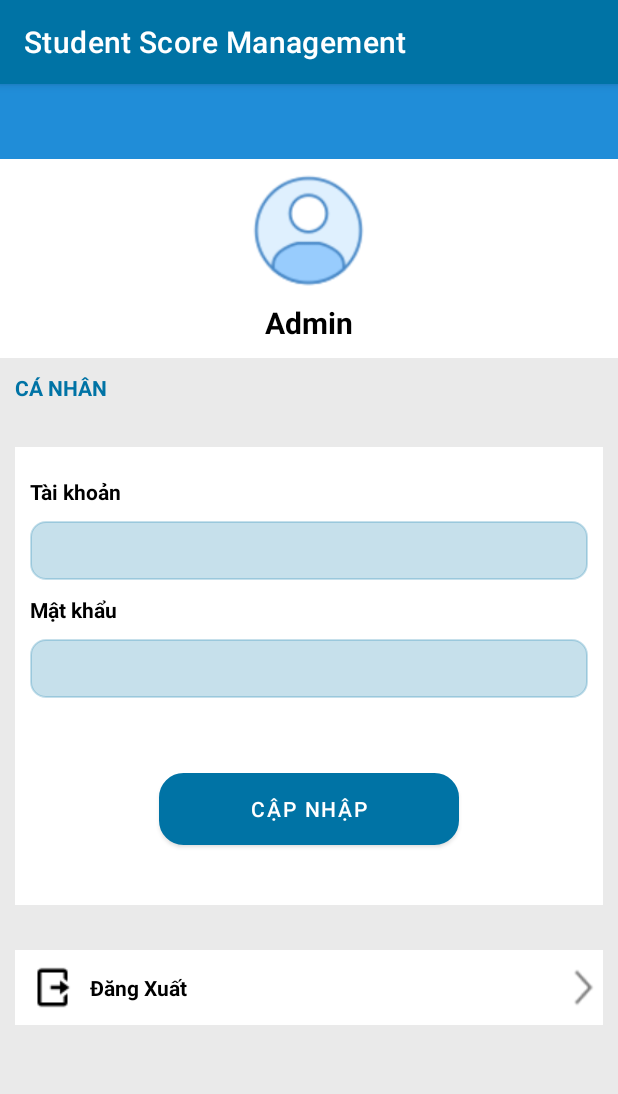
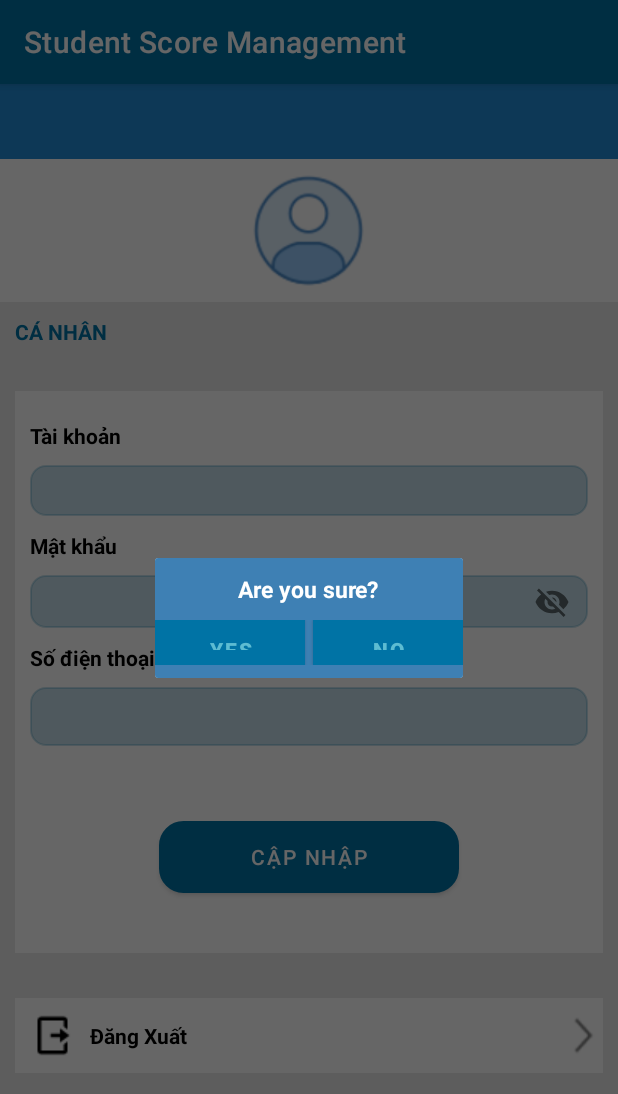
Before and after one commit to truong-lv/Student-Score-Management_App, an Android app: the UserInforActivity screen opened directly, with no data from a screen before it, after a tap on "CẬP NHẬP", on a phone screen of 412 x 824 dp. Shown: the top 1094 px of the screen. Run offline under Robolectric (Android 15) with nearby library versions, the phone set to English and light mode, and no system bars; 1 statement that could not run was skipped.

Commit message:
not pick image

```diff
--- a/app/src/main/AndroidManifest.xml
+++ b/app/src/main/AndroidManifest.xml
@@ -9,6 +9,9 @@
         android:roundIcon="@mipmap/ic_launcher_round"
         android:supportsRtl="true"
         android:theme="@style/Theme.StudentScoreManagement">
+        <activity
+            android:name=".CustomDialog"
+            android:exported="false" />
         <activity
             android:name=".UserInforActivity"
             android:exported="false" />
--- /dev/null
+++ b/app/src/main/java/com/example/studentscoremanagement/CustomDialog.java
@@ -0,0 +1,53 @@
+package com.example.studentscoremanagement;
+
+import androidx.annotation.NonNull;
+import androidx.annotation.Nullable;
+
+import android.app.Activity;
+import android.app.Dialog;
+import android.content.Context;
+import android.content.DialogInterface;
+import android.os.Bundle;
+import android.view.View;
+import android.view.Window;
+import android.widget.Button;
+
+public class CustomDialog extends Dialog implements android.view.View.OnClickListener {
+    public Button yes, no;
+    public Activity activity;
+    EventListener onYesClicked;
+
+    public CustomDialog(@NonNull Context context, EventListener onYesClicked) {
+        super(context);
+
+        activity = (Activity) context;
+        this.onYesClicked = onYesClicked;
+    }
+
+    @Override
+    protected void onCreate(Bundle savedInstanceState) {
+        super.onCreate(savedInstanceState);
+        requestWindowFeature(Window.FEATURE_NO_TITLE);
+        setContentView(R.layout.activity_custom_dialog);
+
+        yes = findViewById(R.id.btn_yes);
+        no = findViewById(R.id.btn_no);
+        yes.setOnClickListener(this);
+        no.setOnClickListener(this);
+    }
+
+    @Override
+    public void onClick(View view) {
+        switch (view.getId()) {
+            case R.id.btn_yes:
+                onYesClicked.doSomething();
+                break;
+            case R.id.btn_no:
+                dismiss();
+                break;
+            default:
+                break;
+        }
+        dismiss();
+    }
+}
--- /dev/null
+++ b/app/src/main/java/com/example/studentscoremanagement/EventListener.java
@@ -0,0 +1,5 @@
+package com.example.studentscoremanagement;
+
+public interface EventListener {
+    void doSomething();
+}
--- a/app/src/main/java/com/example/studentscoremanagement/UserInforActivity.java
+++ b/app/src/main/java/com/example/studentscoremanagement/UserInforActivity.java
@@ -3,21 +3,33 @@ package com.example.studentscoremanagement;
 import androidx.annotation.Nullable;
 import androidx.appcompat.app.AppCompatActivity;
 
+import android.app.Activity;
 import android.content.Intent;
 import android.media.Image;
 import android.net.Uri;
 import android.os.Bundle;
 import android.provider.MediaStore;
+import android.util.Log;
 import android.view.View;
 import android.widget.Button;
+import android.widget.EditText;
 import android.widget.ImageView;
 import android.widget.LinearLayout;
+import android.widget.TextView;
 import android.widget.Toast;
 
-public class UserInforActivity extends AppCompatActivity {
+import com.example.studentscoremanagement.Model.TaiKhoan;
+
+import java.util.logging.Logger;
+
+public class UserInforActivity extends AppCompatActivity implements EventListener{
+    TaiKhoan user;
+
     Button btnUpdateInfor;
     LinearLayout llLogout;
     ImageView imUserAvatar;
+    TextView txtAccount;
+    EditText txtPassword, txtPhoneNumber;
 
     private static final int PICK_IMAGE = 100;
     Uri imageUri;
@@ -29,9 +41,49 @@ public class UserInforActivity extends AppCompatActivity {
 
         setControl();
         setEvent();
+        setDataByBundle();
+    }
+
+    private void setDataByBundle() {
+        Intent intent = getIntent();
+        Bundle bundle = intent.getBundleExtra(LoginActivity.USER_INFOR);
+        user = new TaiKhoan(bundle.getString(DBHelper.COL_TAIKHOAN_TEN), bundle.getString(DBHelper.COL_TAIKHOAN_MATKHAU),
+                bundle.getString(DBHelper.COL_TAIKHOAN_SDT), bundle.getString(DBHelper.COL_TAIKHOAN_ANH));
+        if (bundle == null)
+        {
+            Toast.makeText(this, "bundle is null", Toast.LENGTH_SHORT).show();
+            return;
+        }
+
+        txtAccount.setText("", TextView.BufferType.EDITABLE);
+        txtPassword.setText("", TextView.BufferType.EDITABLE);
+        txtPhoneNumber.setText("", TextView.BufferType.EDITABLE);
+
+        txtAccount.setText(user.getTenTaiKhoan(), TextView.BufferType.EDITABLE);
+        txtPassword.setText(user.getMatKhau(), TextView.BufferType.EDITABLE);
+        txtPhoneNumber.setText(user.getSdt(), TextView.BufferType.EDITABLE);
+
+        String avatar = user.getAnh();
+        if (avatar == null || avatar.isEmpty())
+        {
+            //set default avatar
+        }
+        else
+        {
+            imageUri = Uri.parse(avatar);
+            imUserAvatar.setImageURI(imageUri);
+            Log.d("print", "created " + user.getAnh());
+        }
     }
 
     private void setEvent() {
+        imUserAvatar.setOnClickListener(new View.OnClickListener() {
+            @Override
+            public void onClick(View view) {
+                openGallery();
+            }
+        });
+
         llLogout.setOnClickListener(new View.OnClickListener() {
             @Override
             public void onClick(View view) {
@@ -43,7 +95,8 @@ public class UserInforActivity extends AppCompatActivity {
         btnUpdateInfor.setOnClickListener(new View.OnClickListener() {
             @Override
             public void onClick(View view) {
-                openGallery();
+                CustomDialog cdd=new CustomDialog(UserInforActivity.this, UserInforActivity.this);
+                cdd.show();
             }
         });
     }
@@ -58,9 +111,9 @@ public class UserInforActivity extends AppCompatActivity {
         super.onActivityResult(requestCode, resultCode, data);
 
         if (resultCode == RESULT_OK && requestCode == PICK_IMAGE){
-            String test = data.getData().toString();
-            imageUri = Uri.parse(test);
-            Toast.makeText(this, test, Toast.LENGTH_SHORT).show();
+            user.setAnh(data.getData().toString());
+            Log.d("print", user.getAnh());
+            imageUri = Uri.parse(user.getAnh());
             imUserAvatar.setImageURI(imageUri);
         }
     }
@@ -69,5 +122,27 @@ public class UserInforActivity extends AppCompatActivity {
         btnUpdateInfor = findViewById(R.id.btnUdateInfor);
         llLogout = findViewById(R.id.llLogout);
         imUserAvatar = findViewById(R.id.imUserAvatarInUserInfor);
+        txtAccount = findViewById(R.id.txtAccount);
+        txtPassword = findViewById(R.id.txtPassword);
+        txtPhoneNumber = findViewById(R.id.txtPhoneNumber);
+    }
+
+    @Override
+    public void doSomething() {
+        user.setMatKhau(txtPassword.getText().toString());
+        user.setSdt(txtPhoneNumber.getText().toString());
+
+        DBHelper database = new DBHelper(UserInforActivity.this);
+        //save data
+        user.saveToDatabase(database);
+        Intent intent = new Intent(this, getClass());
+        Bundle bundle=new Bundle();
+        bundle.putString(DBHelper.COL_TAIKHOAN_TEN,user.getTenTaiKhoan());
+        bundle.putString(DBHelper.COL_TAIKHOAN_MATKHAU,user.getMatKhau());
+        bundle.putString(DBHelper.COL_TAIKHOAN_SDT,user.getSdt());
+        bundle.putString(DBHelper.COL_TAIKHOAN_ANH,user.getAnh());
+        intent.putExtra(LoginActivity.USER_INFOR,bundle);
+        startActivity(intent);
+//        finish();
     }
 }
--- /dev/null
+++ b/app/src/main/res/layout/activity_custom_dialog.xml
@@ -0,0 +1,47 @@
+<?xml version="1.0" encoding="utf-8"?>
+<LinearLayout xmlns:android="http://schemas.android.com/apk/res/android"
+    xmlns:tools="http://schemas.android.com/tools"
+    tools:context=".CustomDialog"
+    android:layout_width="fill_parent"
+    android:layout_height="80dp"
+    android:background="#3E80B4"
+    android:orientation="vertical">
+    <TextView
+        android:id="@+id/txt_dia"
+        android:layout_width="wrap_content"
+        android:layout_height="wrap_content"
+        android:layout_gravity="center"
+        android:layout_margin="10dp"
+        android:text="Are you sure?"
+        android:textColor="@android:color/white"
+        android:textSize="15dp"
+        android:textStyle="bold"/>
+    <LinearLayout
+        android:layout_width="wrap_content"
+        android:layout_height="wrap_content"
+        android:layout_gravity="center"
+        android:background="#3E80B4"
+        android:orientation="horizontal" >
+
+        <Button
+            android:id="@+id/btn_yes"
+            android:layout_width="100dp"
+            android:layout_height="30dp"
+            android:background="@android:color/white"
+            android:clickable="true"
+            android:text="Yes"
+            android:textColor="#5DBCD2"
+            android:textStyle="bold" />
+
+        <Button
+            android:id="@+id/btn_no"
+            android:layout_width="100dp"
+            android:layout_height="30dp"
+            android:layout_marginLeft="5dp"
+            android:background="@android:color/white"
+            android:clickable="true"
+            android:text="No"
+            android:textColor="#5DBCD2"
+            android:textStyle="bold" />
+    </LinearLayout>
+</LinearLayout>
--- a/app/src/main/res/layout/activity_user_infor.xml
+++ b/app/src/main/res/layout/activity_user_infor.xml
@@ -3,9 +3,9 @@
     xmlns:tools="http://schemas.android.com/tools"
     android:layout_width="match_parent"
     android:layout_height="match_parent"
+    xmlns:app="http://schemas.android.com/apk/res-auto"
     android:orientation="vertical"
     android:background="#EAEAEA"
-
     tools:context=".UserInforActivity">
     <LinearLayout
         android:layout_width="match_parent"
@@ -23,18 +23,19 @@
                 android:layout_width="75dp"
                 android:layout_height="75dp"
                 android:layout_marginTop="10dp"
+                android:layout_marginBottom="10dp"
                 android:layout_gravity="center_horizontal"
                 android:src="@drawable/infor_avatar"/>
-            <TextView
-                android:layout_width="wrap_content"
-                android:layout_height="wrap_content"
-                android:layout_marginTop="10dp"
-                android:layout_marginBottom="10dp"
-                android:layout_gravity="center_horizontal"
-                android:textStyle="bold"
-                android:textSize="20dp"
-                android:textColor="@color/black"
-                android:text="Admin"/>
+<!--            <TextView-->
+<!--                android:layout_width="wrap_content"-->
+<!--                android:layout_height="wrap_content"-->
+<!--                android:layout_marginTop="10dp"-->
+<!--                android:layout_marginBottom="10dp"-->
+<!--                android:layout_gravity="center_horizontal"-->
+<!--                android:textStyle="bold"-->
+<!--                android:textSize="20dp"-->
+<!--                android:textColor="@color/black"-->
+<!--                android:text="Admin"/>-->
         </LinearLayout>
     </LinearLayout>
     <LinearLayout
@@ -65,14 +66,18 @@
             android:layout_marginTop="10dp"
             android:textColor="@color/black"
             android:textStyle="bold"/>
-        <EditText
+
+        <TextView
+            android:id="@+id/txtAccount"
             android:layout_width="match_parent"
             android:layout_height="wrap_content"
             android:layout_marginTop="10dp"
+            android:background="@drawable/style_edit_text"
+            android:backgroundTint="#390073A5"
+            android:inputType="none"
             android:padding="7dp"
-            android:background="@drawable/style_edit_text"
-            android:textColor="@color/black"
-            android:backgroundTint="#390073A5"/>
+            android:textColor="@color/black" />
+
         <TextView
             android:layout_width="match_parent"
             android:layout_height="wrap_content"
@@ -80,7 +85,33 @@
             android:layout_marginTop="10dp"
             android:textColor="@color/black"
             android:textStyle="bold"/>
+        <com.google.android.material.textfield.TextInputLayout
+            android:id="@+id/text_input_layout_password"
+            android:layout_width="match_parent"
+            android:layout_height="45dp"
+            app:boxStrokeWidth="0dp"
+            app:boxStrokeWidthFocused="0dp"
+            app:passwordToggleEnabled="true">
+            <EditText
+                android:id="@+id/txtPassword"
+                android:layout_width="match_parent"
+                android:layout_height="wrap_content"
+                android:layout_marginTop="10dp"
+                android:padding="7dp"
+                android:textColor="@color/black"
+                android:background="@drawable/style_edit_text"
+                android:backgroundTint="#390073A5"/>
+        </com.google.android.material.textfield.TextInputLayout>
+        <TextView
+            android:layout_width="match_parent"
+            android:layout_height="wrap_content"
+            android:text="Số điện thoại"
+            android:layout_marginTop="10dp"
+            android:textColor="@color/black"
+            android:textStyle="bold"/>
         <EditText
+            android:id="@+id/txtPhoneNumber"
+            android:inputType="number"
             android:layout_width="match_parent"
             android:layout_height="wrap_content"
             android:layout_marginTop="10dp"
```
Also changed, not shown: app/src/main/java/com/example/studentscoremanagement/ChooseClassActivity.java (+17 -0 lines), app/src/main/java/com/example/studentscoremanagement/Model/TaiKhoan.java (+17 -0 lines).
